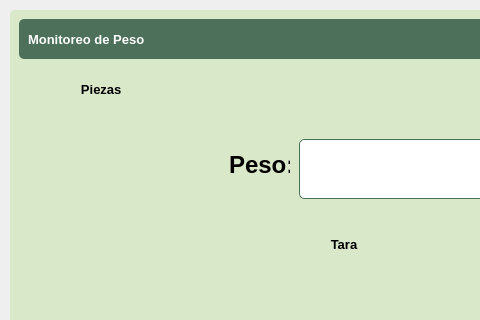
First picture: the form in ui_files/main_peso.ui, repository AdrianDali/DaliPeso, before the edit; both pictures show x 0 to 480 and y 0 to 320 of the 1059 by 637 pixel window.
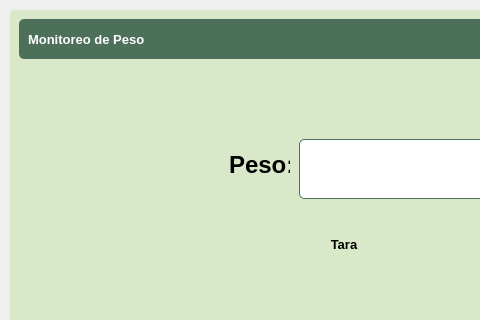
Second picture: the form after the edit. Icons and pictures are not drawn.

```diff
--- a/ui_files/main_peso.ui
+++ b/ui_files/main_peso.ui
@@ -268,39 +268,6 @@
                <enum>QFrame::Raised</enum>
               </property>
               <layout class="QHBoxLayout" name="horizontalLayout_2">
-               <item>
-                <widget class="QPushButton" name="new_recipe_button_4">
-                 <property name="minimumSize">
-                  <size>
-                   <width>150</width>
-                   <height>30</height>
-                  </size>
-                 </property>
-                 <property name="font">
-                  <font>
-                   <pointsize>10</pointsize>
-                   <weight>75</weight>
-                   <bold>true</bold>
-                  </font>
-                 </property>
-                 <property name="styleSheet">
-                  <string notr="true">QPushButton{
-	background-color :#328f62;
-	color: white;
-}
-QPushButton::hover {background-color : #ffc13b};</string>
-                 </property>
-                 <property name="text">
-                  <string>Piezas </string>
-                 </property>
-                 <property name="iconSize">
-                  <size>
-                   <width>20</width>
-                   <height>20</height>
-                  </size>
-                 </property>
-                </widget>
-               </item>
                <item>
                 <spacer name="horizontalSpacer_2">
                  <property name="orientation">
```
Left out of the diff: 30 changed lines with no effect on the pictures.
